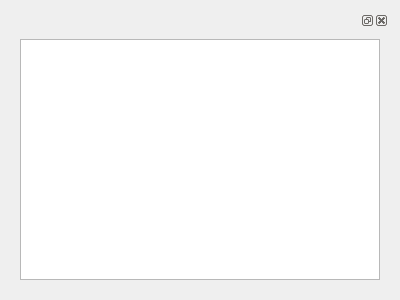
Qt form ui/loggingmainwidget.ui (burner/pimp) before a commit.
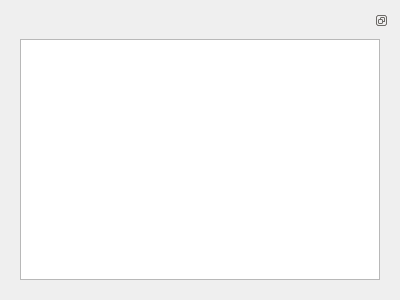
The same form after that commit.

Commit message: the logger docked widget shouldn't be closeable

Diff of the .ui file:
```diff
--- a/ui/loggingmainwidget.ui
+++ b/ui/loggingmainwidget.ui
@@ -16,6 +16,9 @@
   <layout class="QHBoxLayout" name="horizontalLayout">
    <item>
     <widget class="QDockWidget" name="dockWidget">
+     <property name="features">
+      <set>QDockWidget::DockWidgetFloatable|QDockWidget::DockWidgetMovable</set>
+     </property>
      <widget class="QWidget" name="dockWidgetContents">
       <layout class="QHBoxLayout" name="horizontalLayout_2">
        <item>
```
The commit also changes 3 other files.
